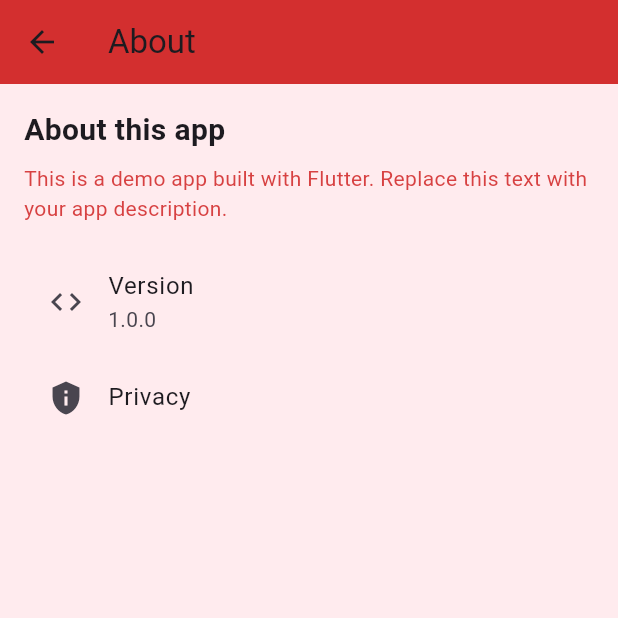
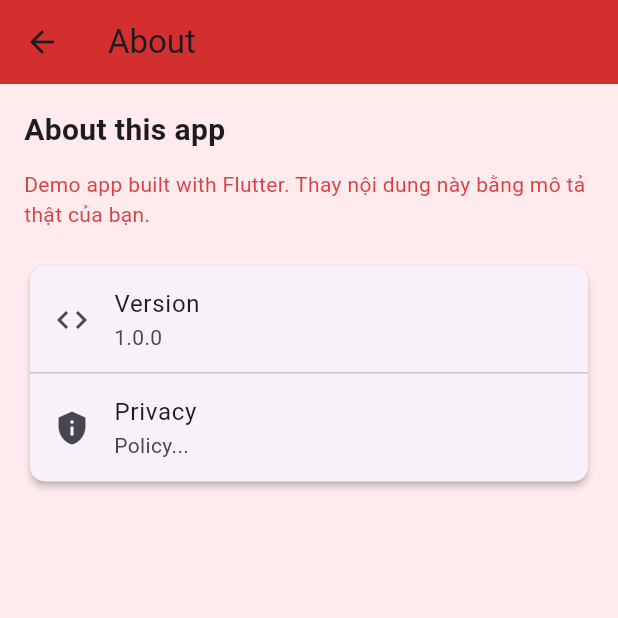
Before and after one commit to nqdat2002/bloc_sharepref, a Flutter app: the AboutScreen screen opened directly, on a phone screen of 412 x 824 dp, the top half of it. Run offline on Flutter 3.47's test engine with Material 3 defaults, Android fonts, the phone set to English and light mode, and no system bars; our stand-ins replace bloc, firebase_core, firebase_messaging, flutter_bloc, shared_preferences; accounts and stored records are empty.

Commit message:
update about

```diff
--- a/lib/screens/about_screen.dart
+++ b/lib/screens/about_screen.dart
@@ -7,16 +7,32 @@ class AboutScreen extends StatelessWidget {
   Widget build(BuildContext context) {
     return Scaffold(
       backgroundColor: Colors.red.shade50,
-      appBar: AppBar(title: const Text('About'), backgroundColor: Colors.red.shade700),
+      appBar: AppBar(
+        title: const Text('About'),
+        backgroundColor: Colors.red.shade700,
+        elevation: 0,
+      ),
       body: Padding(
         padding: const EdgeInsets.all(16.0),
         child: Column(crossAxisAlignment: CrossAxisAlignment.start, children: [
           const Text('About this app', style: TextStyle(fontSize: 20, fontWeight: FontWeight.bold)),
-          const SizedBox(height: 8),
-          Text('This is a demo app built with Flutter. Replace this text with your app description.', style: TextStyle(color: Colors.red.shade700.withOpacity(0.9))),
-          const SizedBox(height: 16),
-          ListTile(leading: const Icon(Icons.code), title: const Text('Version'), subtitle: const Text('1.0.0')),
-          ListTile(leading: const Icon(Icons.privacy_tip), title: const Text('Privacy'), onTap: () {}),
+          const SizedBox(height: 12),
+          Text(
+            'Demo app built with Flutter. Thay nội dung này bằng mô tả thật của bạn.',
+            style: TextStyle(color: Colors.red.shade700.withOpacity(0.9)),
+          ),
+          const SizedBox(height: 20),
+          Card(
+            elevation: 2,
+            shape: RoundedRectangleBorder(borderRadius: BorderRadius.circular(10)),
+            child: Column(
+              children: const [
+                ListTile(leading: Icon(Icons.code), title: Text('Version'), subtitle: Text('1.0.0')),
+                Divider(height: 0),
+                ListTile(leading: Icon(Icons.privacy_tip), title: Text('Privacy'), subtitle: Text('Policy...')),
+              ],
+            ),
+          ),
         ]),
       ),
     );
```
